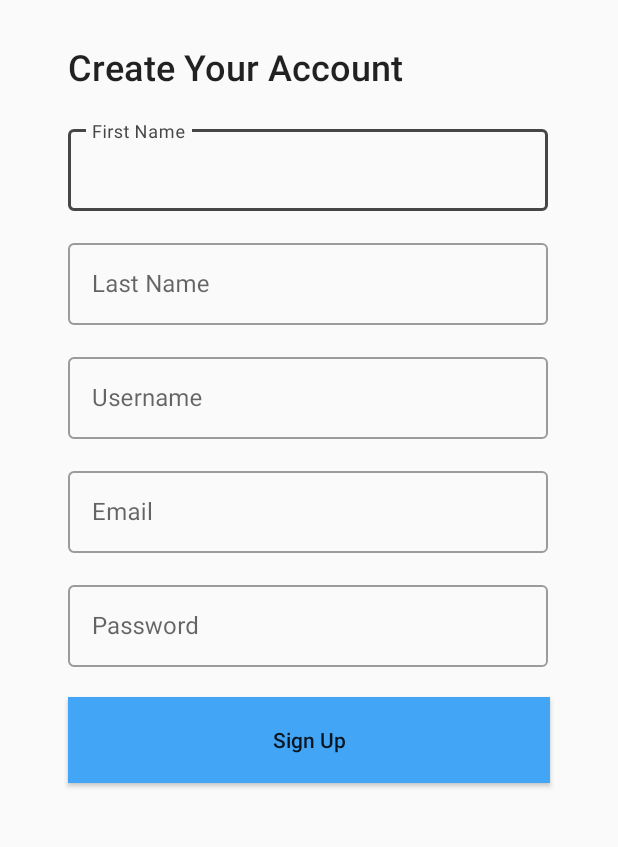
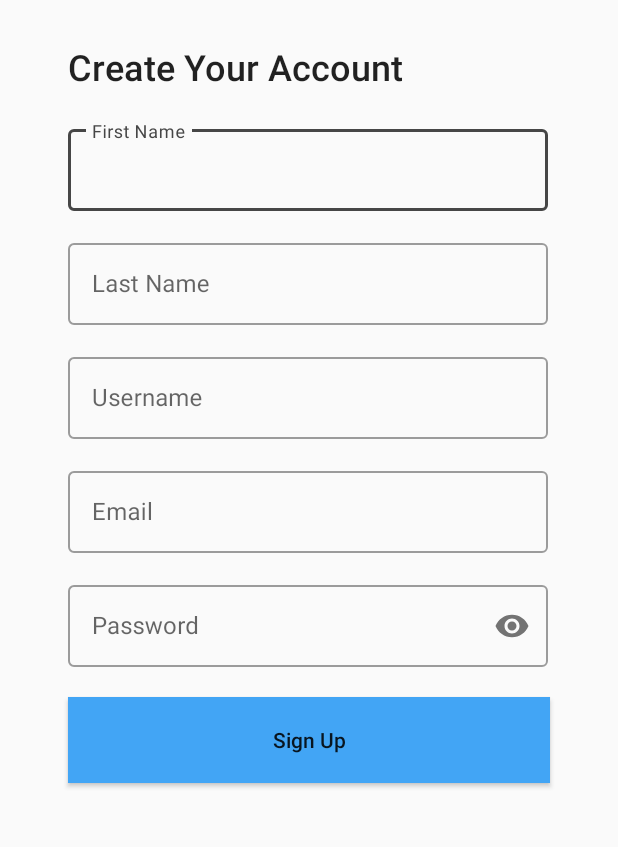
Before and after one commit to QuynhAi/uDeal, an Android app: the AddNewUser screen opened directly, with no data from a screen before it, on a phone screen of 412 x 824 dp, the part 248-1095 px from its top. Run offline under Robolectric (Android 15) with nearby library versions, the phone set to English and light mode, and no system bars.

Commit message:
Prevent password from being seen when signing up and allowing preview password

```diff
--- a/app/src/main/res/layout/activity_add_user.xml
+++ b/app/src/main/res/layout/activity_add_user.xml
@@ -129,12 +129,14 @@
         app:layout_constraintEnd_toEndOf="parent"
         app:layout_constraintHorizontal_bias="0.494"
         app:layout_constraintStart_toStartOf="parent"
-        app:layout_constraintTop_toBottomOf="@+id/textInputLayout6">
+        app:layout_constraintTop_toBottomOf="@+id/textInputLayout6"
+        app:passwordToggleEnabled="true">
 
         <EditText
             android:id="@+id/password"
             android:layout_width="match_parent"
             android:layout_height="wrap_content"
+            android:inputType="textPassword"
             android:singleLine="true" />
     </com.google.android.material.textfield.TextInputLayout>
 
```
